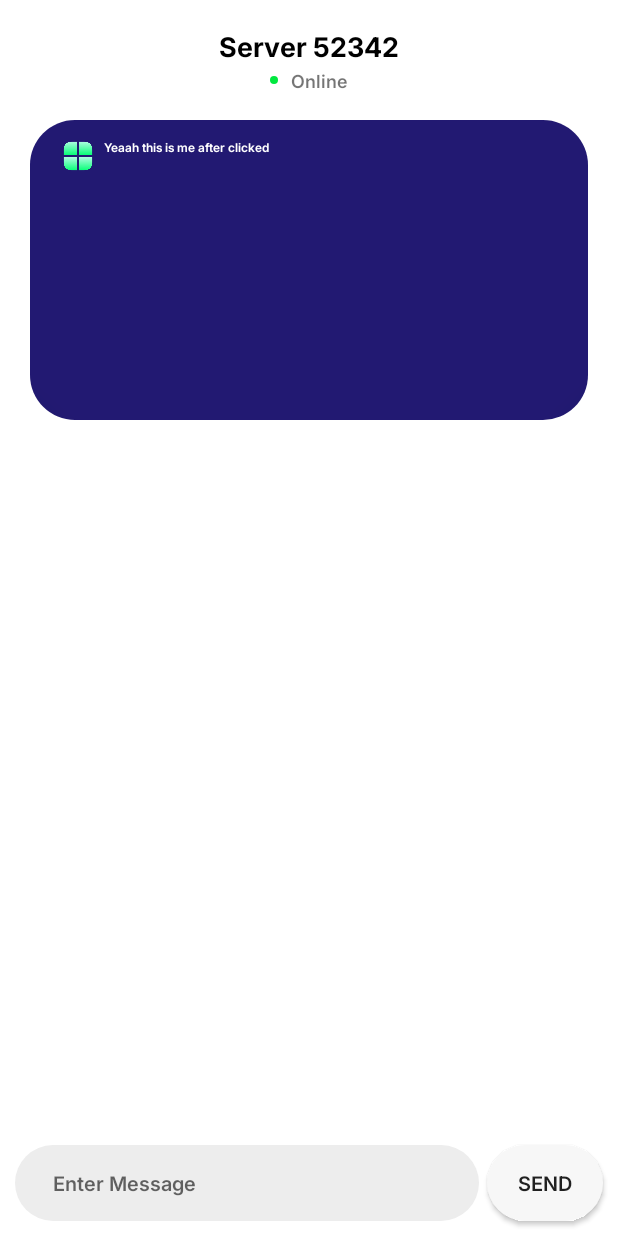
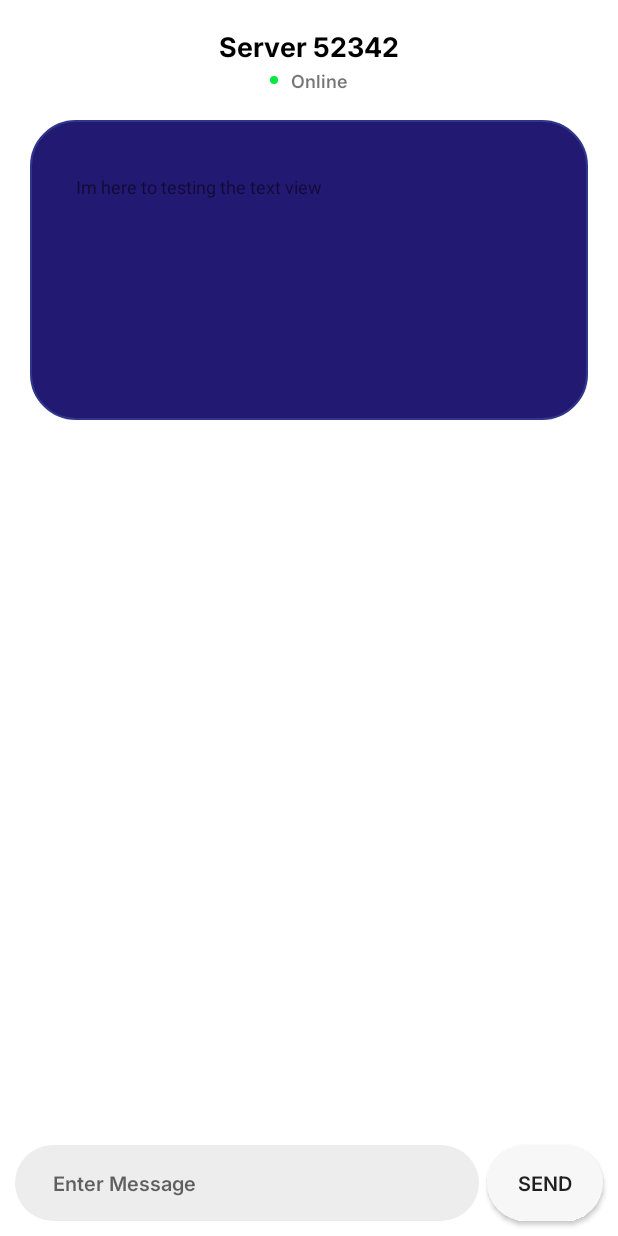
Before and after one commit to Yuslash/poll-app, an Android app built with Jetpack Compose: the screen it shows after launch (ChatRoomActivity), after a tap on "Open A Poll", on a phone screen of 412 x 824 dp. Run offline under Robolectric (Android 15) with nearby library versions, the phone set to English and light mode, and no system bars; libraries missing offline, so code that uses them is left out: io.socket.client; 4 statements that could not run were skipped.

Commit message:
lets handle the rest tmrw

```diff
--- a/app/src/main/java/com/example/anonymous2/PollAnimationHelper.kt
+++ b/app/src/main/java/com/example/anonymous2/PollAnimationHelper.kt
@@ -60,11 +60,38 @@ fun handlePollButtonClick(
 
     // Update pollTitle dynamically
     if (isCollapsed) {
-        pollTitle.text = "Yeaah this is me after clicked"
-        pollTitle.textSize = 8f
+        pollTitle.text = "What you think about the system we are gonna update that soon on so which system doy think guys it will work out the time is not good right so the time will be changed here after so tell me guys which time is best"
+        pollTitle.setTextAppearance(R.style.collapsedAppearence)
+
+        // lets create a layout
+        val linearLayout = LinearLayout(context).apply {
+            orientation = LinearLayout.VERTICAL
+            layoutParams = LinearLayout.LayoutParams(
+                LinearLayout.LayoutParams.MATCH_PARENT,
+                LinearLayout.LayoutParams.MATCH_PARENT
+            ).apply {
+                setMargins(0,20,0,0)
+            }
+        }
+
+        //adding testingTExtView
+        val testingTextView = TextView(context).apply {
+            text = "Im here to testing the text view"
+            textSize = 12f
+            setPadding(16,16,16,16)
+        }
+
+        linearLayout.addView(testingTextView)
+
+        pollButton.removeAllViews()
+        pollButton.addView(linearLayout)
+
     } else {
+
         pollTitle.text = "Open A Poll"
-        pollTitle.textSize = 12f
+        pollTitle.setTextAppearance(R.style.collapsedAppearence_Expanded)
+
+        pollButton.removeAllViews()
     }
 
     // Rotate the pollIcon
--- a/app/src/main/res/drawable/radial_background.xml
+++ b/app/src/main/res/drawable/radial_background.xml
@@ -12,6 +12,7 @@
             android:centerColor="#221972"
             android:useLevel="false" />
         <corners android:radius="30dp" />
+        <stroke android:color="#30368A" android:width="1dp"/>
     </shape>
 </item>
 </layer-list>
--- a/app/src/main/res/layout/chat_room.xml
+++ b/app/src/main/res/layout/chat_room.xml
@@ -64,10 +64,11 @@
 
     <!-- this below is the top bar  -->
 
-    <FrameLayout
+    <LinearLayout
         android:layout_width="match_parent"
         android:layout_height="wrap_content"
         android:paddingHorizontal="20dp"
+        android:orientation="vertical"
         >
 
        <LinearLayout
@@ -102,7 +103,7 @@
 
        </LinearLayout>
 
-    </FrameLayout>
+    </LinearLayout>
 
    <ScrollView
        android:id="@+id/messageScrollView"
--- a/app/src/main/res/values/colors.xml
+++ b/app/src/main/res/values/colors.xml
@@ -7,4 +7,5 @@
     <color name="teal_700">#FF018786</color>
     <color name="black">#FF000000</color>
     <color name="white">#FFFFFF</color>
+    <color name="offWhite">#F0F0F0</color>
 </resources>
--- /dev/null
+++ b/app/src/main/res/values/isCollpasedPoll.xml
@@ -0,0 +1,15 @@
+<?xml version="1.0" encoding="utf-8"?>
+<resources xmlns:tools="http://schemas.android.com/tools">
+<style name="collapsedAppearence">
+    <item name="android:textColor">@color/offWhite</item>
+    <item name="android:textSize">10sp</item>
+    <item name="android:fontFamily">@font/inter_light</item>
+    <item name="android:lineHeight" tools:ignore="NewApi">1sp</item>
+</style>
+
+    <style name="collapsedAppearence.Expanded">
+        <item name="android:textColor">@color/white</item>
+        <item name="android:textSize">12sp</item>
+        <item name="android:fontFamily">@font/inter_18pt_semibold</item>
+    </style>
+</resources>
```
Also changed, not shown: app/src/main/res/font/inter_light.ttf (added).
